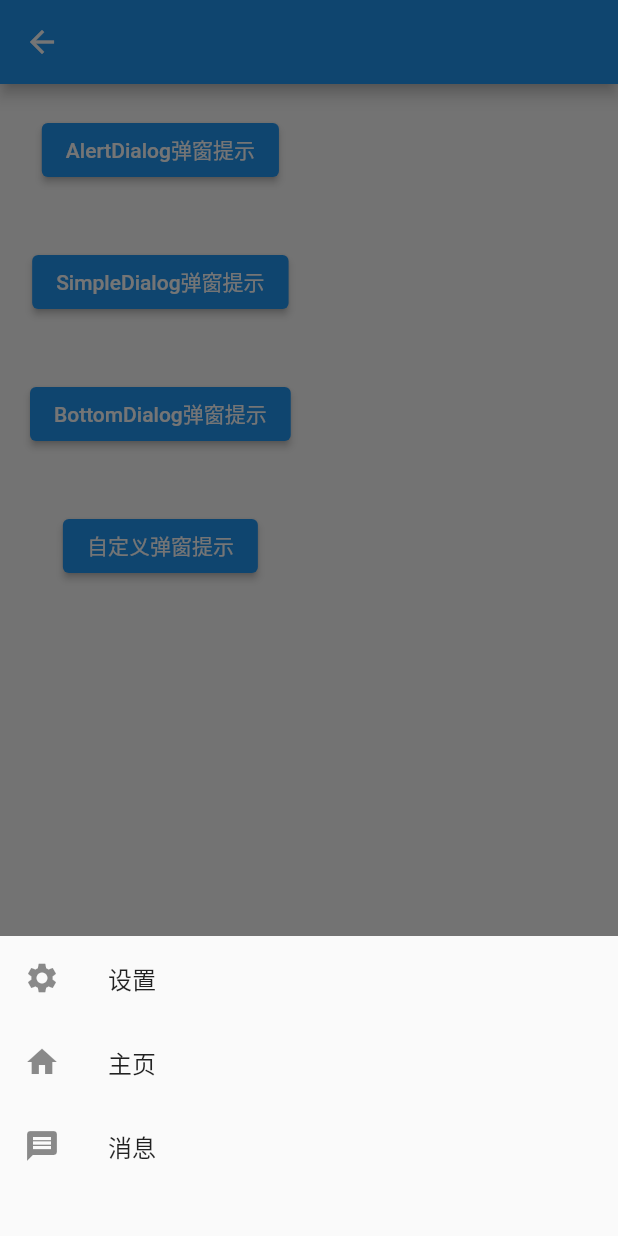
After one commit to gugu0087/flutter_tykt, a Flutter app: the Part006DemoPage screen opened directly, after a tap on "BottomDialog弹窗提示", on a phone screen of 412 x 824 dp. The commit adds this screen. Run offline on Flutter 3.47's test engine with Material 2 defaults, Android fonts, the phone set to English and light mode, and no system bars; our stand-ins replace card_swiper, chewie, flutter_spinkit, fluttertoast, video_player, waterfall_flow; network calls fail.

Commit message:
提交代码

```diff
--- /dev/null
+++ b/lib/demo/example02/part006.dart
@@ -0,0 +1,156 @@
+import 'package:flutter/cupertino.dart';
+import 'package:flutter/material.dart';
+import 'package:flutter_tykt/demo/example02/self_build_dialog.dart';
+import 'package:flutter_tykt/utils/toast.dart';
+
+/**
+ **@time
+ **@author xyc
+ **@description: 场景六 交互弹窗
+ **/
+class Part006DemoPage extends StatefulWidget {
+  const Part006DemoPage({Key? key}) : super(key: key);
+
+  @override
+  State<StatefulWidget> createState() {
+    return Part006DemoState();
+  }
+}
+
+class Part006DemoState extends State<Part006DemoPage> {
+  @override
+  Widget build(BuildContext context) {
+    return Scaffold(
+      appBar: AppBar(
+        title: Text(""),
+      ),
+      body: Column(
+        children: [
+          Container(
+            margin: EdgeInsets.all(20),
+            child: ElevatedButton(
+              onPressed: () {
+                showAlertDialog(context);
+              },
+              child: Text("AlertDialog弹窗提示"),
+            ),
+          ),
+          Container(
+            margin: EdgeInsets.all(20),
+            child: ElevatedButton(
+              onPressed: () {
+                showSimpleDialog(context);
+              },
+              child: Text("SimpleDialog弹窗提示"),
+            ),
+          ),
+          Container(
+            margin: EdgeInsets.all(20),
+            child: ElevatedButton(
+              onPressed: () {
+                showBottomDialog(context);
+              },
+              child: Text("BottomDialog弹窗提示"),
+            ),
+          ),
+          Container(
+            margin: EdgeInsets.all(20),
+            child: ElevatedButton(
+              onPressed: () {
+                showSelfBuildDialog(context);
+              },
+              child: Text("自定义弹窗提示"),
+            ),
+          ),
+        ],
+      ),
+    );
+  }
+
+  void showAlertDialog(BuildContext context) {
+    showDialog(
+        context: context,
+        builder: (context) {
+          return AlertDialog(
+            title: const Text("标题标题标题标"),
+            content: const Text("内内容内容内容内容容内内容内容内容内容容内内容内容内容内容容"),
+            shape: const RoundedRectangleBorder(
+                borderRadius: BorderRadius.all(Radius.circular(5))),
+            actions: [
+              ElevatedButton(
+                  onPressed: () {
+                    Navigator.pop(context);
+                  },
+                  child: const Text("取消")),
+              ElevatedButton(
+                  onPressed: () {
+                    Navigator.pop(context);
+                  },
+                  child: const Text("确定")),
+            ],
+          );
+        });
+  }
+
+  void showSimpleDialog(BuildContext context) {
+    showDialog(
+        context: context,
+        builder: (context) {
+          return SimpleDialog(
+            title: Text("提示"),
+            children: [
+              TextButton(
+                  onPressed: () {
+                    ToastUtils.show("选项一");
+                  },
+                  child: const Text("选项一")),
+              TextButton(
+                  onPressed: () {
+                    ToastUtils.show("选项二");
+                  },
+                  child: const Text("选项二")),
+              TextButton(
+                  onPressed: () {
+                    ToastUtils.show("选项三");
+                  },
+                  child: const Text("选项三")),
+            ],
+          );
+        });
+  }
+
+  void showBottomDialog(BuildContext context) {
+    showModalBottomSheet(
+        context: context,
+        builder: (context) {
+          return SizedBox(
+            height: 200,
+            child: Column(
+              children: [
+                ListTile(
+                  leading: const Icon(Icons.settings),
+                  title:const Text("设置"),
+                  onTap: () => Navigator.pop(context),
+                ),
+                ListTile(
+                  leading:const Icon(Icons.home),
+                  title:const Text("主页"),
+                  onTap: () => Navigator.pop(context),
+                ),
+                ListTile(
+                  leading:const Icon(Icons.message),
+                  title:const Text("消息"),
+                  onTap: () => Navigator.pop(context),
+                ),
+              ],
+            ),
+          );
+        });
+  }
+
+  void showSelfBuildDialog(BuildContext context){
+    showDialog(context: context, builder: (context){
+      return SelfBuildDialog();
+    });
+  }
+}
--- a/lib/main.dart
+++ b/lib/main.dart
@@ -11,6 +11,8 @@ import 'demo/example01/part07/part07.dart';
 import 'demo/example02/part001.dart';
 import 'demo/example02/part002.dart';
 import 'demo/example02/part003.dart';
+import 'demo/example02/part006.dart';
+import 'demo/example02/part007.dart';
 
 void main() {
   DeviceUtils.setBarStatus();
@@ -29,7 +31,8 @@ class MyApp extends StatelessWidget {
       theme: ThemeData(
         primarySwatch: Colors.blue,
       ),
-      home: Part001DemoPage(),
+     // home: Part006DemoPage(),
+      home: Part007DemoPage(),
     );
   }
 }
--- a/pubspec.yaml
+++ b/pubspec.yaml
@@ -38,6 +38,8 @@ dependencies:
   waterfall_flow: ^3.0.2
   flutter_spinkit: ^5.1.0
   fluttertoast: ^8.0.9
+  video_player: ^2.1.12
+  chewie: ^1.2.2
 
 dev_dependencies:
   flutter_test:
```
Also changed, not shown: lib/demo/example02/part001.dart (+6 -4 lines), lib/demo/example02/part007.dart (added, +107 -0 lines), lib/demo/example02/self_build_dialog.dart (added, +48 -0 lines), lib/utils/device_utils.dart (+11 -0 lines), pubspec.lock.
